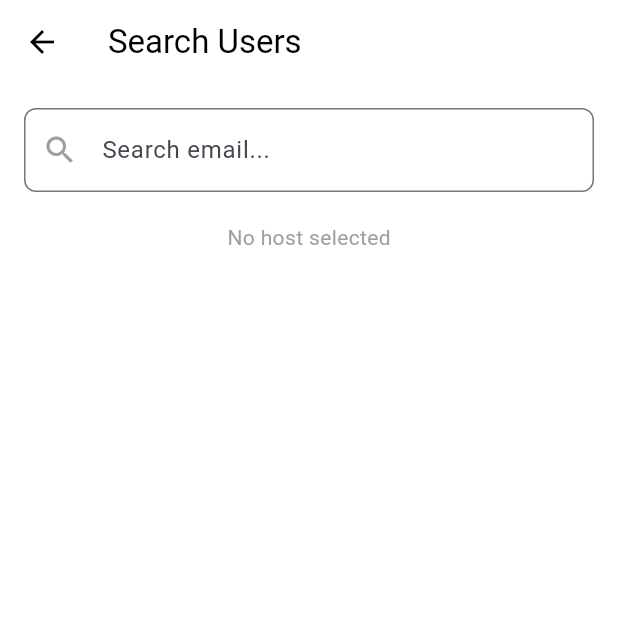
After one commit to nafi-ullah/LUCC_HACKATHON_2024, a Flutter app: the UserSearchPage screen opened directly, on a phone screen of 412 x 824 dp, the top half of it. The commit adds this screen. Run offline on Flutter 3.47's test engine with Material 3 defaults, Android fonts, the phone set to English and light mode, and no system bars; drawn by our look-alikes of flutter_typeahead; our stand-ins replace curved_navigation_bar, date_picker_timeline, flutter_screenutil, google_fonts, scroll_snap_list, shared_preferences and 1 more; accounts and stored records are empty; network calls fail.

Commit message:
added find host

```diff
--- a/lib/featurepages/calender_page.dart
+++ b/lib/featurepages/calender_page.dart
@@ -153,10 +153,10 @@ class _CalenderPageState extends State<CalenderPage> {
                 Expanded(
                   child: ListView.builder(
                       itemCount: 4,
-                      itemBuilder: (context , index) {
+                      itemBuilder: (context , indexes) {
                         // add(Duration(days:1)).toString());
                         return Consumer<SelectedTimeChangeProvider>(builder: (context, value, child){
-                          return DayCard(selectedDate:value.selectedDate.add(Duration(days: index)), cardColor:  cardColors[index], dividerColor: dividerColors[index]);
+                          return DayCard(index: indexes, selectedDate:value.selectedDate.add(Duration(days: indexes)), cardColor:  cardColors[indexes], dividerColor: dividerColors[indexes]);
                            });
                       }
                     )
--- a/lib/screens/auth/SplashScreen.dart
+++ b/lib/screens/auth/SplashScreen.dart
@@ -18,7 +18,7 @@ class _SplashScreenState extends State<SplashScreen> {
   void initState() {
     // // TODO: implement initState
     super.initState();
-     Timer(Duration(seconds: 6), () {
+     Timer(Duration(seconds: 3), () {
        Navigator.pushReplacement(
            context,
            MaterialPageRoute(builder: (context) => const LoginScreen())
--- /dev/null
+++ b/lib/screens/operations/find_hosts.dart
@@ -0,0 +1,148 @@
+import 'package:flutter/material.dart';
+import 'package:flutter_typeahead/flutter_typeahead.dart';
+import 'package:http/http.dart' as http;
+import 'dart:convert';
+
+class UserSearchPage extends StatefulWidget {
+  @override
+  _UserSearchPageState createState() => _UserSearchPageState();
+}
+
+class _UserSearchPageState extends State<UserSearchPage> {
+  List users = [];
+  Map<String, dynamic>? selectedUser;
+
+  @override
+  void initState() {
+    super.initState();
+    fetchUsers();
+  }
+
+  Future<void> fetchUsers() async {
+    final response = await http.get(
+      Uri.parse('https://d4df-163-47-36-250.ngrok-free.app/auth/users'),
+    );
+    if (response.statusCode == 200) {
+      final data = json.decode(response.body);
+      setState(() {
+        users = data['users'];
+      });
+    } else {
+      throw Exception('Failed to fetch users');
+    }
+  }
+
+  List<String> getEmailSuggestions(String query) {
+    return users
+        .where((user) => user['email'].toLowerCase().contains(query.toLowerCase()))
+        .map<String>((user) => user['email'])
+        .toList();
+  }
+
+  void selectUser(String email) {
+    final user = users.firstWhere((user) => user['email'] == email, orElse: () => null);
+    if (user != null) {
+      setState(() {
+        selectedUser = user;
+      });
+    }
+  }
+
+  Widget buildSlots(List slots) {
+    return SingleChildScrollView(
+      child: ListView.builder(
+        shrinkWrap: true,
+        physics: NeverScrollableScrollPhysics(),
+        itemCount: slots.length,
+        itemBuilder: (context, index) {
+          final slot = slots[index];
+          return Card(
+            margin: EdgeInsets.symmetric(vertical: 8),
+            child: ListTile(
+              title: Text(slot['title'], style: TextStyle(fontWeight: FontWeight.bold)),
+              subtitle: Column(
+                crossAxisAlignment: CrossAxisAlignment.start,
+                children: [
+                  Text(slot['description']),
+                  Text(
+                    'Start: ${slot['startTime']}',
+                    style: TextStyle(color: Colors.grey),
+                  ),
+                  Text(
+                    'End: ${slot['endTime']}',
+                    style: TextStyle(color: Colors.grey),
+                  ),
+                ],
+              ),
+              trailing: Icon(Icons.schedule, color: Color(0xFF928BAD)),
+            ),
+          );
+        },
+      ),
+    );
+  }
+
+  @override
+  Widget build(BuildContext context) {
+    return Scaffold(
+      backgroundColor: Colors.white,
+      appBar: AppBar(
+        title: Text('Search Users', style: TextStyle(color: Colors.black)),
+        backgroundColor: Colors.white,
+        elevation: 0,
+        iconTheme: IconThemeData(color: Colors.black),
+      ),
+      body: Padding(
+        padding: const EdgeInsets.all(16.0),
+        child: Column(
+          crossAxisAlignment: CrossAxisAlignment.start,
+          children: [
+            TypeAheadField<String>(
+              suggestionsCallback: (query) => getEmailSuggestions(query),
+              builder: (context, controller, focusNode) {
+                return TextField(
+                  controller: controller,
+                  focusNode: focusNode,
+                  decoration: InputDecoration(
+                    hintText: 'Search email...',
+                    prefixIcon: Icon(Icons.search, color: Colors.grey),
+                    border: OutlineInputBorder(borderRadius: BorderRadius.circular(8)),
+                  ),
+                );
+              },
+              itemBuilder: (context, email) {
+                return ListTile(
+                  title: Text(email),
+                );
+              },
+              onSelected: (email) => selectUser(email),
+              decorationBuilder: (context, child) {
+                return Material(
+                  type: MaterialType.card,
+                  elevation: 4,
+                  borderRadius: BorderRadius.circular(8),
+                  child: child,
+                );
+              },
+              offset: Offset(0, 12),
+              constraints: BoxConstraints(maxHeight: 300),
+            ),
+            SizedBox(height: 20),
+            if (selectedUser == null)
+              Center(child: Text('No host selected', style: TextStyle(color: Colors.grey)))
+            else ...[
+              Text('Name: ${selectedUser!['name']}', style: TextStyle(fontSize: 18)),
+              Text('Email: ${selectedUser!['email']}', style: TextStyle(color: Colors.grey)),
+              Text('Profession: ${selectedUser!['profession']}'),
+              SizedBox(height: 20),
+              if (selectedUser!['slots'].isEmpty)
+                Text('No slots available', style: TextStyle(color: Colors.grey))
+              else
+                Expanded(child: buildSlots(selectedUser!['slots'])),
+            ],
+          ],
+        ),
+      ),
+    );
+  }
+}
--- a/pubspec.yaml
+++ b/pubspec.yaml
@@ -47,6 +47,7 @@ dependencies:
   sizer: ^3.0.5
   sliding_up_panel: ^2.0.0+1
   date_picker_timeline: ^1.2.6
+  flutter_typeahead: ^5.2.0
 
 
 dev_dependencies:
```
Also changed, not shown: lib/featurepages/add_slot_page.dart (added, +210 -0 lines), lib/featurepages/side_drawer.dart (added, +127 -0 lines), lib/featurepages/today_page.dart (+15 -5 lines), lib/services/date_time_service.dart (added, +64 -0 lines), lib/utils/day_card.dart (+40 -2 lines), lib/utils/time_cards.dart (+30 -5 lines), assets/images/added.gif (added), assets/images/dp.png (added), pubspec.lock.
